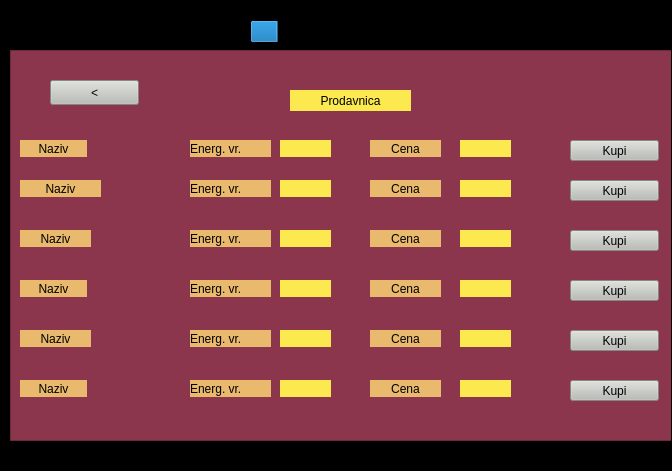
First picture: the form in Ljubimac/mainwindow.ui, repository MATF-RS19/RS030-ljubimac, before the edit.
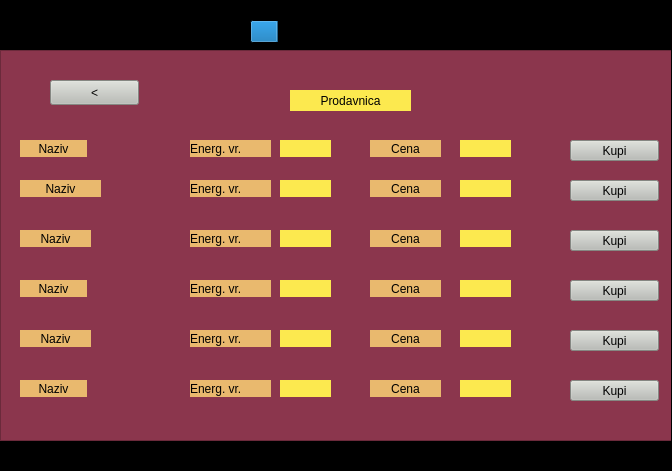
Second picture: the form after the edit. The open tabs and pages were chosen to show the change. Icons and pictures are not drawn.

```diff
--- a/Ljubimac/mainwindow.ui
+++ b/Ljubimac/mainwindow.ui
@@ -423,9 +423,9 @@
      <widget class="QGraphicsView" name="graphicsView_prodavn">
       <property name="geometry">
        <rect>
-        <x>10</x>
+        <x>0</x>
         <y>0</y>
-        <width>681</width>
+        <width>691</width>
         <height>391</height>
        </rect>
       </property>
```
Left out of the diff: 6 changed lines with no effect on the pictures.
